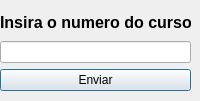
Above: fm_inserircurso.ui from cpedrohenrique1/ListagemAlunos before the change. Below: the same form after it.
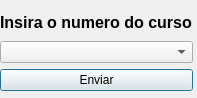
That is the form after the change.

Patch:
```diff
--- a/fm_inserircurso.ui
+++ b/fm_inserircurso.ui
@@ -6,19 +6,19 @@
    <rect>
     <x>0</x>
     <y>0</y>
-    <width>200</width>
-    <height>101</height>
+    <width>197</width>
+    <height>98</height>
    </rect>
   </property>
   <property name="windowTitle">
    <string>Inserir Curso</string>
   </property>
-  <widget class="QWidget" name="">
+  <widget class="QWidget" name="layoutWidget">
    <property name="geometry">
     <rect>
      <x>0</x>
      <y>10</y>
-     <width>191</width>
+     <width>193</width>
      <height>81</height>
     </rect>
    </property>
@@ -31,7 +31,7 @@
      </widget>
     </item>
     <item>
-     <widget class="QLineEdit" name="lineEdit_inputNCurso"/>
+     <widget class="QComboBox" name="comboBox"/>
     </item>
     <item>
      <widget class="QPushButton" name="pushButton">
```
